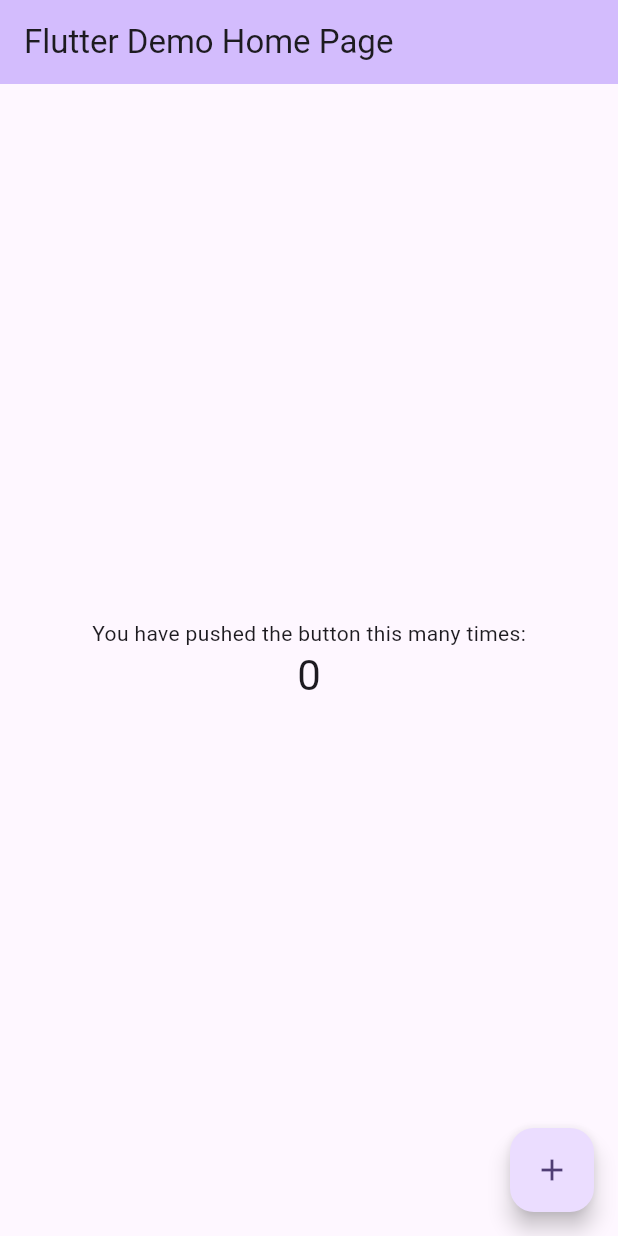
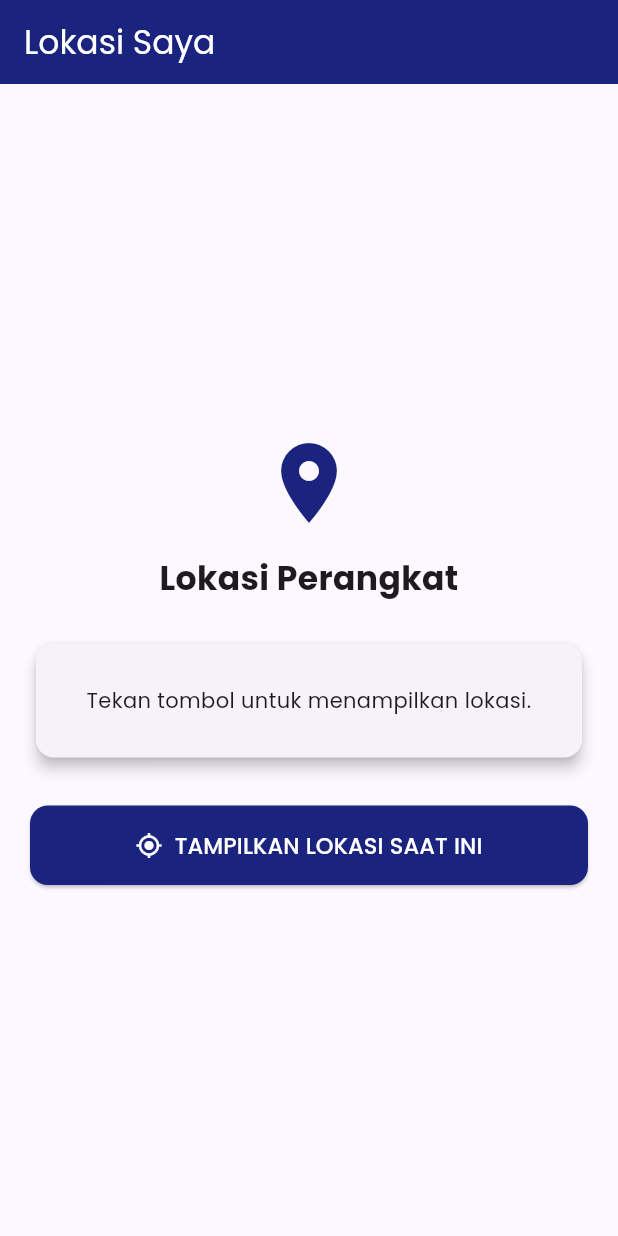
Before and after one commit to Baplung/mpp-modul-12, a Flutter app: the screen it shows after launch, on a phone screen of 412 x 824 dp. Run offline on Flutter 3.47's test engine with Material 3 defaults, Android fonts, the phone set to English and light mode, and no system bars; our stand-ins replace geocoding, geolocator, google_fonts.

Commit message:
Update Modul 12: implementasi aplikasi lokasi GPS

```diff
--- a/modul12/lib/main.dart
+++ b/modul12/lib/main.dart
@@ -1,122 +1,235 @@
 import 'package:flutter/material.dart';
+import 'package:google_fonts/google_fonts.dart';
+import 'package:geolocator/geolocator.dart';
+import 'package:geocoding/geocoding.dart';
 
-void main() {
-  runApp(const MyApp());
-}
+void main() => runApp(const MyApp());
 
 class MyApp extends StatelessWidget {
   const MyApp({super.key});
 
-  // This widget is the root of your application.
   @override
-  Widget build(BuildContext context) {
-    return MaterialApp(
-      title: 'Flutter Demo',
-      theme: ThemeData(
-        // This is the theme of your application.
-        //
-        // TRY THIS: Try running your application with "flutter run". You'll see
-        // the application has a purple toolbar. Then, without quitting the app,
-        // try changing the seedColor in the colorScheme below to Colors.green
-        // and then invoke "hot reload" (save your changes or press the "hot
-        // reload" button in a Flutter-supported IDE, or press "r" if you used
-        // the command line to start the app).
-        //
-        // Notice that the counter didn't reset back to zero; the application
-        // state is not lost during the reload. To reset the state, use hot
-        // restart instead.
-        //
-        // This works for code too, not just values: Most code changes can be
-        // tested with just a hot reload.
-        colorScheme: .fromSeed(seedColor: Colors.deepPurple),
-      ),
-      home: const MyHomePage(title: 'Flutter Demo Home Page'),
-    );
-  }
+  Widget build(BuildContext context) => MaterialApp(
+    debugShowCheckedModeBanner: false,
+    title: 'Lokasi Saya',
+    theme: ThemeData(
+      colorScheme: ColorScheme.fromSeed(seedColor: const Color(0xFF1A237E)),
+      textTheme: GoogleFonts.poppinsTextTheme(),
+      useMaterial3: true,
+    ),
+    home: const LocationScreen(),
+  );
 }
 
-class MyHomePage extends StatefulWidget {
-  const MyHomePage({super.key, required this.title});
-
-  // This widget is the home page of your application. It is stateful, meaning
-  // that it has a State object (defined below) that contains fields that affect
-  // how it looks.
-
-  // This class is the configuration for the state. It holds the values (in this
-  // case the title) provided by the parent (in this case the App widget) and
-  // used by the build method of the State. Fields in a Widget subclass are
-  // always marked "final".
-
-  final String title;
+class LocationScreen extends StatefulWidget {
+  const LocationScreen({super.key});
 
   @override
-  State<MyHomePage> createState() => _MyHomePageState();
+  State<LocationScreen> createState() => _LocationScreenState();
 }
 
-class _MyHomePageState extends State<MyHomePage> {
-  int _counter = 0;
+class _LocationScreenState extends State<LocationScreen> {
+  String? _kecamatan;
+  String? _kota;
+  double? _latitude;
+  double? _longitude;
+  bool _isLoading = false;
+  String? _errorMessage;
 
-  void _incrementCounter() {
+  Future<void> _getLocation() async {
     setState(() {
-      // This call to setState tells the Flutter framework that something has
-      // changed in this State, which causes it to rerun the build method below
-      // so that the display can reflect the updated values. If we changed
-      // _counter without calling setState(), then the build method would not be
-      // called again, and so nothing would appear to happen.
-      _counter++;
+      _isLoading = true;
+      _errorMessage = null;
+      _kecamatan = null;
+      _kota = null;
+      _latitude = null;
+      _longitude = null;
     });
+    try {
+      if (!await Geolocator.isLocationServiceEnabled()) {
+        throw Exception('Layanan lokasi tidak aktif. Mohon aktifkan GPS.');
+      }
+      var permission = await Geolocator.checkPermission();
+      if (permission == LocationPermission.denied) {
+        permission = await Geolocator.requestPermission();
+      }
+      if (permission == LocationPermission.denied) {
+        throw Exception('Izin lokasi ditolak oleh pengguna.');
+      }
+      if (permission == LocationPermission.deniedForever) {
+        throw Exception(
+          'Izin lokasi ditolak permanen. Ubah izin aplikasi di Pengaturan.',
+        );
+      }
+      final position = await Geolocator.getCurrentPosition(
+        locationSettings: const LocationSettings(
+          accuracy: LocationAccuracy.high,
+          timeLimit: Duration(seconds: 30),
+        ),
+      );
+      final placemarks = await Geocoding().placemarkFromCoordinates(
+        position.latitude,
+        position.longitude,
+      );
+      if (placemarks.isEmpty) {
+        throw Exception('Tidak dapat menemukan informasi alamat.');
+      }
+      final place = placemarks.first;
+      if (!mounted) return;
+      setState(() {
+        _latitude = position.latitude;
+        _longitude = position.longitude;
+        _kecamatan = place.subLocality?.isNotEmpty == true
+            ? place.subLocality
+            : place.locality;
+        _kota = place.subAdministrativeArea?.isNotEmpty == true
+            ? place.subAdministrativeArea
+            : place.locality;
+      });
+    } catch (e) {
+      if (!mounted) return;
+      setState(
+        () => _errorMessage = e.toString().replaceFirst('Exception: ', ''),
+      );
+    } finally {
+      if (mounted) setState(() => _isLoading = false);
+    }
   }
 
   @override
-  Widget build(BuildContext context) {
-    // This method is rerun every time setState is called, for instance as done
-    // by the _incrementCounter method above.
-    //
-    // The Flutter framework has been optimized to make rerunning build methods
-    // fast, so that you can just rebuild anything that needs updating rather
-    // than having to individually change instances of widgets.
-    return Scaffold(
-      appBar: AppBar(
-        // TRY THIS: Try changing the color here to a specific color (to
-        // Colors.amber, perhaps?) and trigger a hot reload to see the AppBar
-        // change color while the other colors stay the same.
-        backgroundColor: Theme.of(context).colorScheme.inversePrimary,
-        // Here we take the value from the MyHomePage object that was created by
-        // the App.build method, and use it to set our appbar title.
-        title: Text(widget.title),
-      ),
-      body: Center(
-        // Center is a layout widget. It takes a single child and positions it
-        // in the middle of the parent.
+  Widget build(BuildContext context) => Scaffold(
+    appBar: AppBar(
+      title: const Text('Lokasi Saya', style: TextStyle(color: Colors.white)),
+      backgroundColor: const Color(0xFF1A237E),
+      iconTheme: const IconThemeData(color: Colors.white),
+    ),
+    body: SafeArea(
+      child: Padding(
+        padding: const EdgeInsets.all(20),
         child: Column(
-          // Column is also a layout widget. It takes a list of children and
-          // arranges them vertically. By default, it sizes itself to fit its
-          // children horizontally, and tries to be as tall as its parent.
-          //
-          // Column has various properties to control how it sizes itself and
-          // how it positions its children. Here we use mainAxisAlignment to
-          // center the children vertically; the main axis here is the vertical
-          // axis because Columns are vertical (the cross axis would be
-          // horizontal).
-          //
-          // TRY THIS: Invoke "debug painting" (choose the "Toggle Debug Paint"
-          // action in the IDE, or press "p" in the console), to see the
-          // wireframe for each widget.
-          mainAxisAlignment: .center,
+          mainAxisAlignment: MainAxisAlignment.center,
+          crossAxisAlignment: CrossAxisAlignment.stretch,
           children: [
-            const Text('You have pushed the button this many times:'),
-            Text(
-              '$_counter',
-              style: Theme.of(context).textTheme.headlineMedium,
+            const Icon(Icons.location_on, size: 64, color: Color(0xFF1A237E)),
+            const SizedBox(height: 16),
+            const Text(
+              'Lokasi Perangkat',
+              textAlign: TextAlign.center,
+              style: TextStyle(fontSize: 22, fontWeight: FontWeight.bold),
+            ),
+            const SizedBox(height: 24),
+            Card(
+              elevation: 4,
+              shape: RoundedRectangleBorder(
+                borderRadius: BorderRadius.circular(12),
+              ),
+              child: Padding(
+                padding: const EdgeInsets.symmetric(
+                  vertical: 28,
+                  horizontal: 18,
+                ),
+                child: _buildCardContent(),
+              ),
+            ),
+            const SizedBox(height: 28),
+            ElevatedButton.icon(
+              onPressed: _isLoading ? null : _getLocation,
+              icon: const Icon(Icons.my_location, color: Colors.white),
+              label: Text(
+                _isLoading
+                    ? 'MENGAMBIL LOKASI...'
+                    : 'TAMPILKAN LOKASI SAAT INI',
+                style: const TextStyle(color: Colors.white, fontSize: 15),
+              ),
+              style: ElevatedButton.styleFrom(
+                backgroundColor: const Color(0xFF1A237E),
+                padding: const EdgeInsets.symmetric(vertical: 16),
+                shape: RoundedRectangleBorder(
+                  borderRadius: BorderRadius.circular(12),
+                ),
+              ),
             ),
           ],
         ),
       ),
-      floatingActionButton: FloatingActionButton(
-        onPressed: _incrementCounter,
-        tooltip: 'Increment',
-        child: const Icon(Icons.add),
-      ),
+    ),
+  );
+
+  Widget _buildCardContent() {
+    if (_isLoading) {
+      return const Column(
+        children: [
+          CircularProgressIndicator(),
+          SizedBox(height: 14),
+          Text('Sedang mengambil lokasi perangkat...'),
+        ],
+      );
+    }
+    if (_errorMessage != null) {
+      return Column(
+        children: [
+          const Icon(Icons.error_outline, color: Colors.red, size: 36),
+          const SizedBox(height: 8),
+          Text(
+            _errorMessage!,
+            textAlign: TextAlign.center,
+            style: const TextStyle(color: Colors.red),
+          ),
+        ],
+      );
+    }
+    if (_latitude == null || _longitude == null) {
+      return const Text(
+        'Tekan tombol untuk menampilkan lokasi.',
+        textAlign: TextAlign.center,
+      );
+    }
+    return Column(
+      crossAxisAlignment: CrossAxisAlignment.start,
+      children: [
+        _locationRow(
+          Icons.place_outlined,
+          'Kelurahan/Kecamatan',
+          _kecamatan ?? 'Tidak tersedia',
+        ),
+        const SizedBox(height: 12),
+        _locationRow(Icons.location_city, 'Kota', _kota ?? 'Tidak tersedia'),
+        const Divider(height: 28),
+        _locationRow(
+          Icons.my_location,
+          'Latitude',
+          _latitude!.toStringAsFixed(6),
+        ),
+        const SizedBox(height: 8),
+        _locationRow(
+          Icons.my_location,
+          'Longitude',
+          _longitude!.toStringAsFixed(6),
+        ),
+      ],
     );
   }
+
+  Widget _locationRow(IconData icon, String label, String value) => Row(
+    crossAxisAlignment: CrossAxisAlignment.start,
+    children: [
+      Icon(icon, color: const Color(0xFF1A237E), size: 21),
+      const SizedBox(width: 10),
+      Expanded(
+        child: Column(
+          crossAxisAlignment: CrossAxisAlignment.start,
+          children: [
+            Text(
+              label,
+              style: const TextStyle(fontSize: 13, color: Colors.grey),
+            ),
+            Text(
+              value,
+              style: const TextStyle(fontSize: 16, fontWeight: FontWeight.w600),
+            ),
+          ],
+        ),
+      ),
+    ],
+  );
 }
--- a/modul12/pubspec.yaml
+++ b/modul12/pubspec.yaml
@@ -31,8 +31,8 @@ dependencies:
   flutter:
     sdk: flutter
   google_fonts: ^6.1.0
-  geolocator: ^7.7.0
-  geocoding: ^3.0.0
+  geolocator: ^14.1.2
+  geocoding: ^5.0.1
 
   # The following adds the Cupertino Icons font to your application.
   # Use with the CupertinoIcons class for iOS style icons.
```
Also changed, not shown: modul12/pubspec.lock, 2 other files.
